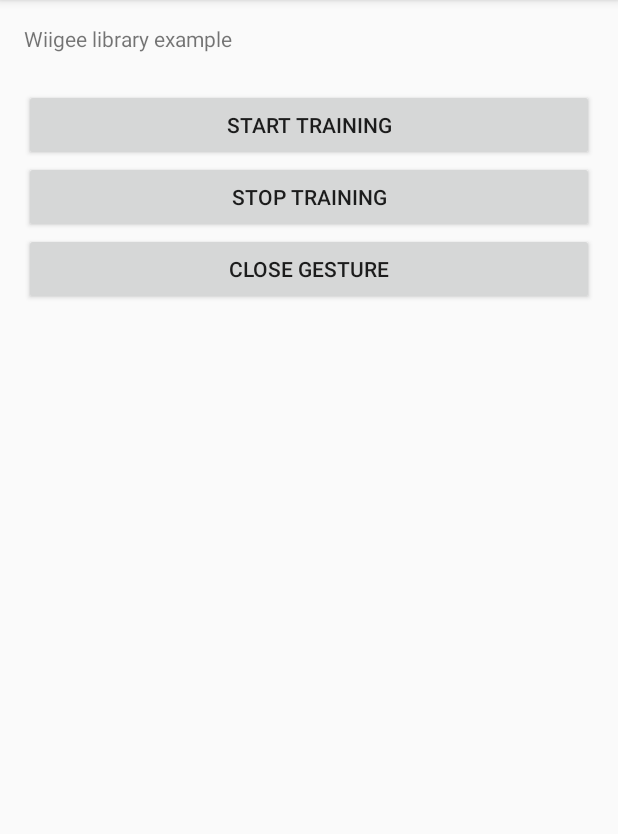
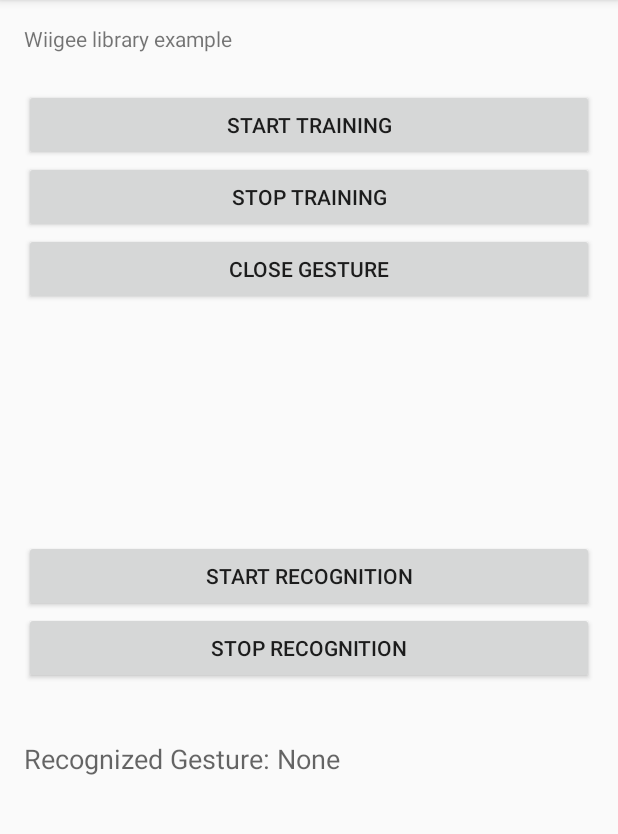
Before and after one commit to mmbuw/handshake, an Android app: the screen it shows after launch (MainActivity), on a phone screen of 412 x 824 dp, the part 84-918 px from its top. Run offline under Robolectric (Android 15) with nearby library versions, the phone set to English and light mode, and no system bars; 9 statements that could not run were skipped.

Commit message:
Wrap Wiigee recognition functionalities such that they can be triggered from buttons in the MainActivity.

```diff
--- a/WiigeeTest/app/src/main/java/com/example/tim/myapplication/MainActivity.java
+++ b/WiigeeTest/app/src/main/java/com/example/tim/myapplication/MainActivity.java
@@ -4,12 +4,15 @@ import android.support.v7.app.AppCompatActivity;
 import android.os.Bundle;
 import android.view.View;
 import android.widget.Button;
+import android.widget.TextView;
 
 import org.wiigee.control.AndroidWiigee;
 import org.wiigee.device.AndroidDevice;
 import org.wiigee.device.Device;
+import org.wiigee.event.GestureEvent;
+import org.wiigee.event.GestureListener;
 
-public class MainActivity extends AppCompatActivity {
+public class MainActivity extends AppCompatActivity implements GestureListener {
 
     private AndroidWiigee mWiigee;
     private AndroidDevice mDevice;
@@ -17,6 +20,9 @@ public class MainActivity extends AppCompatActivity {
     private Button mButStartTraining;
     private Button mButStopTraining;
     private Button mButCloseGesture;
+    private Button mButStartRecognition;
+    private Button mButStopRecognition;
+    private TextView mTextRecognizedGesture;
 
     @Override
     protected void onCreate(Bundle savedInstanceState) {
@@ -24,7 +30,15 @@ public class MainActivity extends AppCompatActivity {
         setContentView(R.layout.activity_main);
         initWiigee();
         initButtons();
+        initTextViews();
     }
+
+    public void initWiigee() {
+        mWiigee = new AndroidWiigee(this);
+        mDevice = mWiigee.getDevice();
+        this.mDevice.addGestureListener(this);
+    }
+
 
     public void initButtons() {
         mButStartTraining = (Button) findViewById(R.id.butStartTraining);
@@ -50,10 +64,39 @@ public class MainActivity extends AppCompatActivity {
                 mDevice.closeGesture();
             }
         });
+
+        mButStartRecognition = (Button) findViewById(R.id.butStartRecognition);
+        mButStartRecognition.setOnClickListener(new View.OnClickListener() {
+            @Override
+            public void onClick(View view) {
+                mDevice.startRecognition();
+            }
+        });
+
+        mButStopRecognition = (Button) findViewById(R.id.butStopRecognition);
+        mButStopRecognition.setOnClickListener(new View.OnClickListener() {
+            @Override
+            public void onClick(View view) {
+                mDevice.stopRecognition();
+            }
+        });
     }
 
-    public void initWiigee() {
-        mWiigee = new AndroidWiigee(this);
-        mDevice = mWiigee.getDevice();
+    public void initTextViews() {
+        mTextRecognizedGesture = (TextView) findViewById(R.id.textRecognizedGesture);
+        mTextRecognizedGesture.setText("Recognized Gesture: None");
+    }
+
+
+    @Override
+    public void gestureReceived(GestureEvent event) {
+
+        if (event.isValid()) {
+            mTextRecognizedGesture.setText("Recognized Gesture: " + event.getId());
+        }
+        else {
+            mTextRecognizedGesture.setText("Recognized Gesture: None");
+        }
+
     }
 }
--- a/WiigeeTest/app/src/main/res/layout/activity_main.xml
+++ b/WiigeeTest/app/src/main/res/layout/activity_main.xml
@@ -48,4 +48,37 @@
         android:layout_alignParentStart="true"
         android:layout_alignParentRight="true"
         android:layout_alignParentEnd="true" />
+
+    <Button
+        android:layout_width="wrap_content"
+        android:layout_height="wrap_content"
+        android:text="Start recognition"
+        android:id="@+id/butStartRecognition"
+        android:layout_centerVertical="true"
+        android:layout_alignParentLeft="true"
+        android:layout_alignParentStart="true"
+        android:layout_alignParentRight="true"
+        android:layout_alignParentEnd="true" />
+
+    <Button
+        android:layout_width="wrap_content"
+        android:layout_height="wrap_content"
+        android:text="Stop recognition"
+        android:id="@+id/butStopRecognition"
+        android:layout_below="@+id/butStartRecognition"
+        android:layout_alignParentLeft="true"
+        android:layout_alignParentStart="true"
+        android:layout_alignParentRight="true"
+        android:layout_alignParentEnd="true" />
+
+    <TextView
+        android:layout_width="wrap_content"
+        android:layout_height="wrap_content"
+        android:textAppearance="?android:attr/textAppearanceMedium"
+        android:text="Recognized Gesture: None"
+        android:id="@+id/textRecognizedGesture"
+        android:layout_marginTop="37dp"
+        android:layout_below="@+id/butStopRecognition"
+        android:layout_alignParentLeft="true"
+        android:layout_alignParentStart="true" />
 </RelativeLayout>
```
